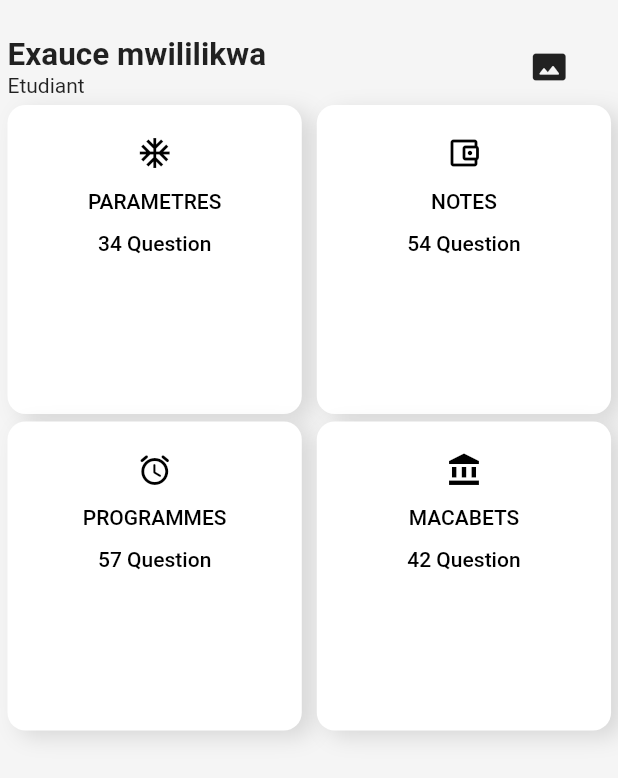
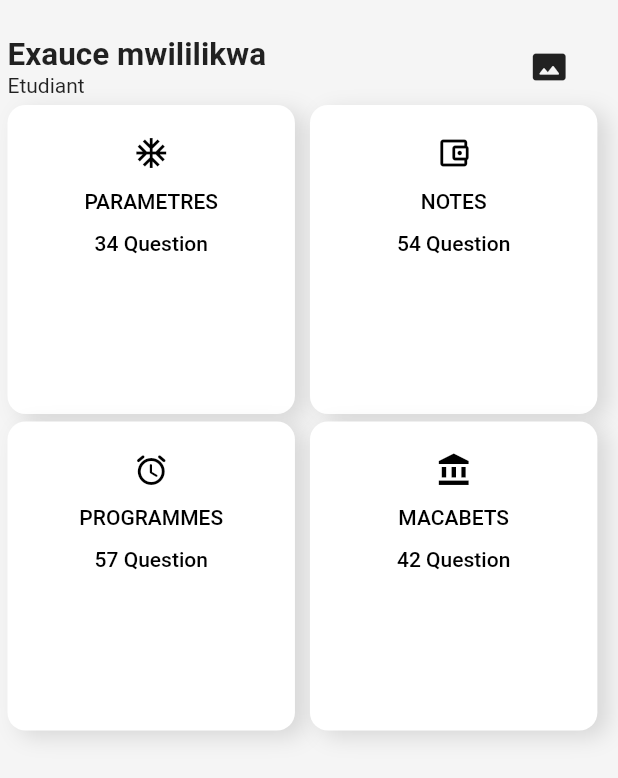
Before and after one commit to exauce-mwililikwa/UPGENIUS, a Flutter app: the Dashboard1 screen opened directly, on a phone screen of 412 x 824 dp. Shown: the top 778 px of the screen. Run offline on Flutter 3.47's test engine with Material 2 defaults, Android fonts, the phone set to English and light mode, and no system bars.

Commit message:
DASHBOARD

```diff
--- a/lib/screen/home/dashboard1.dart
+++ b/lib/screen/home/dashboard1.dart
@@ -12,7 +12,7 @@ class _Dashboard1State extends State<Dashboard1> {
       margin: EdgeInsets.only(top: 5, left: 5, right: 5),
       padding: EdgeInsets.only(top: 20, left: 5, right: 5),
       height: MediaQuery.of(context).size.height / 4,
-      width: MediaQuery.of(context).size.width / 2.1,
+      width: MediaQuery.of(context).size.width / 2.15,
       decoration: BoxDecoration(
           color: Colors.white,
           boxShadow: <BoxShadow>[
```
